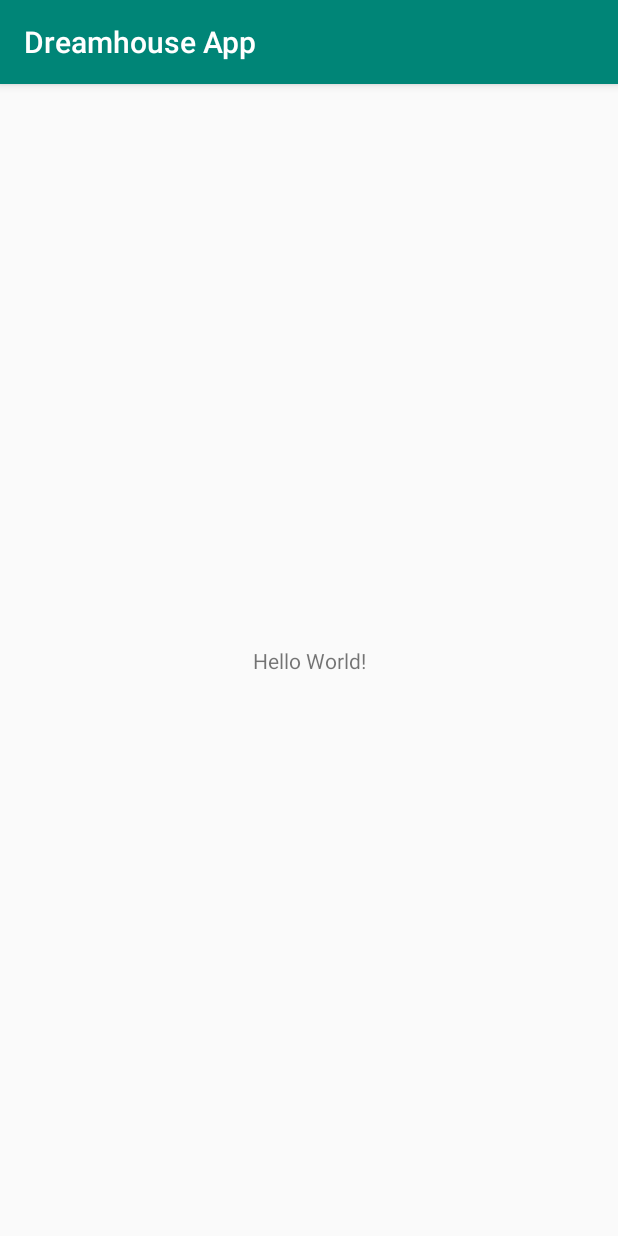
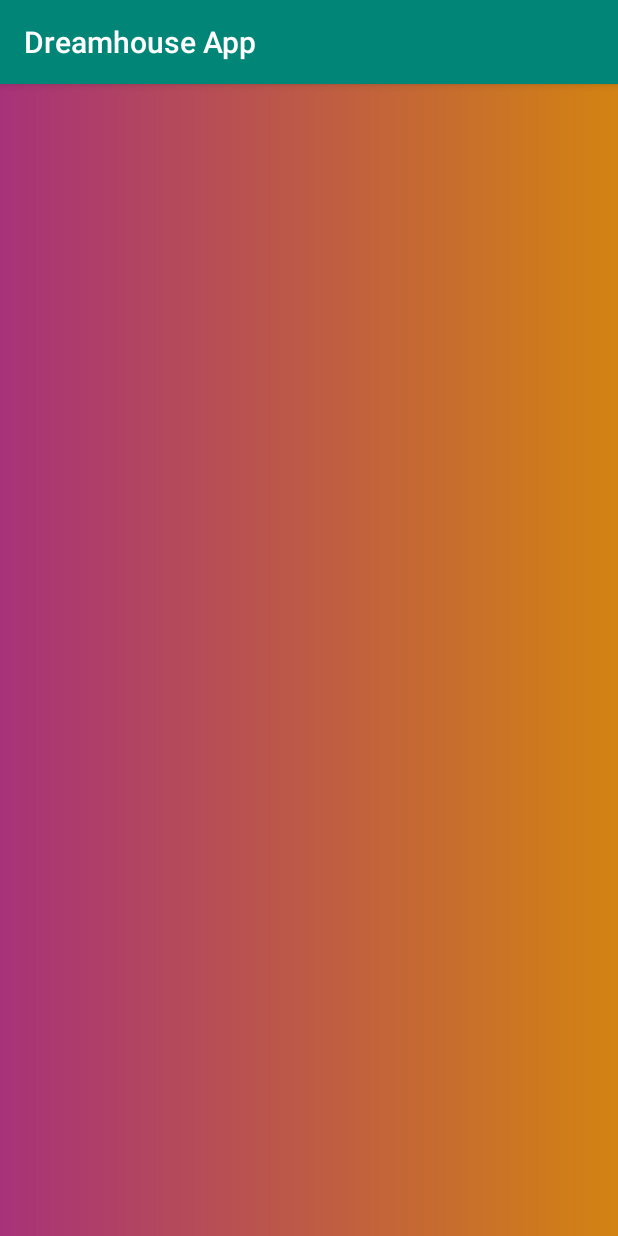
Before and after one commit to Christine-N-Mwaura/DreamHouseApp, an Android app: the screen it shows after launch (MainActivity), on a phone screen of 412 x 824 dp. Run offline under Robolectric (Android 15) with nearby library versions, the phone set to English and light mode, and no system bars.

Commit message:
add images to the drawable folder

```diff
--- /dev/null
+++ b/app/src/main/res/drawable/gradient.xml
@@ -0,0 +1,7 @@
+<?xml version="1.0" encoding="utf-8"?>
+<shape xmlns:android="http://schemas.android.com/apk/res/android">
+    <gradient
+    android:startColor = "#A83279"
+    android:endColor = "#D38312"/>
+
+</shape>
--- a/app/src/main/res/layout/activity_main.xml
+++ b/app/src/main/res/layout/activity_main.xml
@@ -1,18 +1,14 @@
 <?xml version="1.0" encoding="utf-8"?>
-<androidx.constraintlayout.widget.ConstraintLayout xmlns:android="http://schemas.android.com/apk/res/android"
+<RelativeLayout
+    xmlns:android="http://schemas.android.com/apk/res/android"
     xmlns:app="http://schemas.android.com/apk/res-auto"
     xmlns:tools="http://schemas.android.com/tools"
     android:layout_width="match_parent"
     android:layout_height="match_parent"
+    android:background="@drawable/gradient"
     tools:context=".MainActivity">
 
-    <TextView
-        android:layout_width="wrap_content"
-        android:layout_height="wrap_content"
-        android:text="Hello World!"
-        app:layout_constraintBottom_toBottomOf="parent"
-        app:layout_constraintLeft_toLeftOf="parent"
-        app:layout_constraintRight_toRightOf="parent"
-        app:layout_constraintTop_toTopOf="parent" />
 
-</androidx.constraintlayout.widget.ConstraintLayout>
+
+
+</RelativeLayout>
```
Also changed, not shown: app/src/main/res/drawable/a.png (added), app/src/main/res/drawable/arch2.jpeg (added), app/src/main/res/drawable/archReal.jpeg (added).
